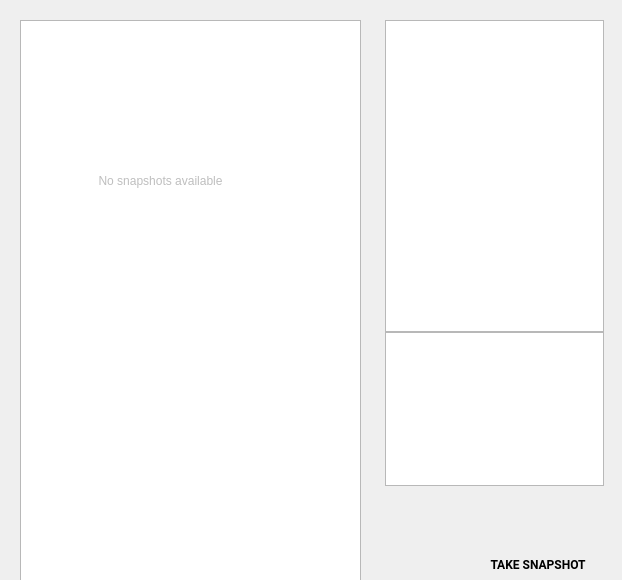
Old version of the form android/android-emu/android/skin/qt/extended-pages/snapshot-page.ui in the repository aosp-mirror/platform_external_qemu.
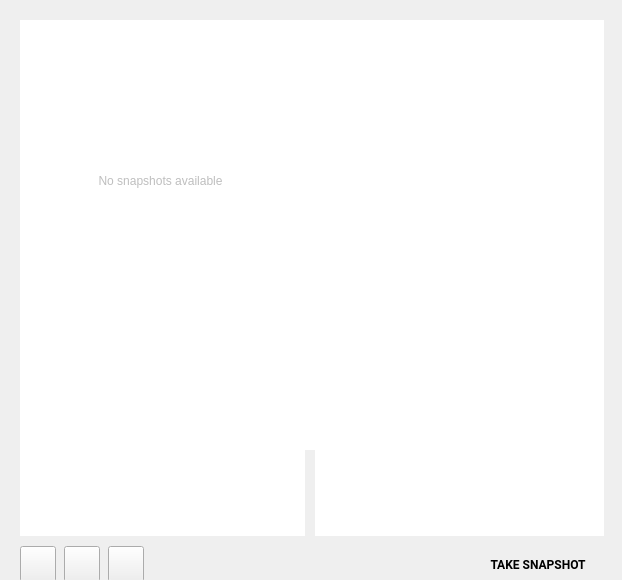
New version of the form. Icons and pictures are not drawn. Custom widgets are drawn as their Qt base class.

Commit message:
[UI] Update the look of the snapshot control page
Have the Snapshot extended-control page follow the mocks better.

Test: Visual

What changed in the file:
```diff
--- a/android/android-emu/android/skin/qt/extended-pages/snapshot-page.ui
+++ b/android/android-emu/android/skin/qt/extended-pages/snapshot-page.ui
@@ -18,8 +18,8 @@
     <rect>
      <x>20</x>
      <y>20</y>
-     <width>341</width>
-     <height>562</height>
+     <width>285</width>
+     <height>516</height>
     </rect>
    </property>
    <property name="maximumSize">
@@ -28,6 +28,9 @@
      <height>16777215</height>
     </size>
    </property>
+   <property name="frameShape">
+    <enum>QFrame::NoFrame</enum>
+   </property>
    <property name="columnCount">
     <number>2</number>
    </property>
@@ -39,24 +42,27 @@
    </attribute>
    <column>
     <property name="text">
-     <string>Name</string>
+     <string notr="true">1</string>
     </property>
    </column>
    <column>
     <property name="text">
-     <string/>
+     <string notr="true">2</string>
     </property>
    </column>
   </widget>
   <widget class="QTextEdit" name="selectionInfo">
    <property name="geometry">
     <rect>
-     <x>385</x>
-     <y>332</y>
-     <width>219</width>
-     <height>154</height>
+     <x>315</x>
+     <y>450</y>
+     <width>289</width>
+     <height>86</height>
     </rect>
    </property>
+   <property name="frameShape">
+    <enum>QFrame::NoFrame</enum>
+   </property>
    <property name="horizontalScrollBarPolicy">
     <enum>Qt::ScrollBarAlwaysOff</enum>
    </property>
@@ -102,12 +108,15 @@
   <widget class="QGraphicsView" name="preview">
    <property name="geometry">
     <rect>
-     <x>385</x>
+     <x>305</x>
      <y>20</y>
-     <width>219</width>
-     <height>312</height>
+     <width>299</width>
+     <height>430</height>
     </rect>
    </property>
+   <property name="frameShape">
+    <enum>QFrame::NoFrame</enum>
+   </property>
   </widget>
   <widget class="QLabel" name="noneAvailableLabel">
    <property name="enabled">
@@ -131,8 +140,8 @@
   <widget class="QPushButton" name="deleteSnapshot">
    <property name="geometry">
     <rect>
-     <x>568</x>
-     <y>500</y>
+     <x>108</x>
+     <y>546</y>
      <width>36</width>
      <height>36</height>
     </rect>
@@ -154,7 +163,7 @@
     </size>
    </property>
    <property name="flat">
-    <bool>true</bool>
+    <bool>false</bool>
    </property>
    <property name="themeIconName" stdset="0">
     <string>delete</string>
@@ -163,8 +172,8 @@
   <widget class="QPushButton" name="editSnapshot">
    <property name="geometry">
     <rect>
-     <x>524</x>
-     <y>500</y>
+     <x>64</x>
+     <y>546</y>
      <width>36</width>
      <height>36</height>
     </rect>
@@ -186,7 +195,7 @@
     </size>
    </property>
    <property name="flat">
-    <bool>true</bool>
+    <bool>false</bool>
    </property>
    <property name="themeIconName" stdset="0">
     <string>edit</string>
@@ -195,8 +204,8 @@
   <widget class="QPushButton" name="loadSnapshot">
    <property name="geometry">
     <rect>
-     <x>480</x>
-     <y>500</y>
+     <x>20</x>
+     <y>546</y>
      <width>36</width>
      <height>36</height>
     </rect>
@@ -218,12 +227,124 @@
     </size>
    </property>
    <property name="flat">
+    <bool>false</bool>
+   </property>
+   <property name="themeIconName" stdset="0">
+    <string>play_arrow</string>
+   </property>
+  </widget>
+  <widget class="QPushButton" name="enlargeInfoButton">
+   <property name="geometry">
+    <rect>
+     <x>568</x>
+     <y>450</y>
+     <width>36</width>
+     <height>36</height>
+    </rect>
+   </property>
+   <property name="toolTip">
+    <string extracomment="Delete snapshot"/>
+   </property>
+   <property name="accessibleDescription">
+    <string>Enlarge description area</string>
+   </property>
+   <property name="text">
+    <string/>
+   </property>
+   <property name="icon">
+    <iconset resource="../resources.qrc">
+     <normaloff>:/dark/arrow_up</normaloff>:/dark/arrow_up</iconset>
+   </property>
+   <property name="iconSize">
+    <size>
+     <width>20</width>
+     <height>20</height>
+    </size>
+   </property>
+   <property name="flat">
     <bool>true</bool>
    </property>
    <property name="themeIconName" stdset="0">
     <string>load_snapshot</string>
    </property>
   </widget>
+  <widget class="QPushButton" name="reduceInfoButton">
+   <property name="geometry">
+    <rect>
+     <x>568</x>
+     <y>20</y>
+     <width>36</width>
+     <height>36</height>
+    </rect>
+   </property>
+   <property name="toolTip">
+    <string extracomment="Delete snapshot"/>
+   </property>
+   <property name="accessibleDescription">
+    <string>Reduce description area</string>
+   </property>
+   <property name="text">
+    <string/>
+   </property>
+   <property name="icon">
+    <iconset resource="../resources.qrc">
+     <normaloff>:/dark/arrow_down</normaloff>:/dark/arrow_down</iconset>
+   </property>
+   <property name="iconSize">
+    <size>
+     <width>20</width>
+     <height>20</height>
+    </size>
+   </property>
+   <property name="flat">
+    <bool>true</bool>
+   </property>
+   <property name="themeIconName" stdset="0">
+    <string>arrow_down</string>
+   </property>
+  </widget>
+  <widget class="QTextEdit" name="bigSelectionInfo">
+   <property name="geometry">
+    <rect>
+     <x>315</x>
+     <y>20</y>
+     <width>289</width>
+     <height>516</height>
+    </rect>
+   </property>
+   <property name="frameShape">
+    <enum>QFrame::NoFrame</enum>
+   </property>
+   <property name="frameShadow">
+    <enum>QFrame::Plain</enum>
+   </property>
+   <property name="lineWidth">
+    <number>0</number>
+   </property>
+   <property name="horizontalScrollBarPolicy">
+    <enum>Qt::ScrollBarAlwaysOff</enum>
+   </property>
+   <property name="undoRedoEnabled">
+    <bool>false</bool>
+   </property>
+   <property name="lineWrapMode">
+    <enum>QTextEdit::WidgetWidth</enum>
+   </property>
+   <property name="readOnly">
+    <bool>true</bool>
+   </property>
+  </widget>
+  <zorder>bigSelectionInfo</zorder>
+  <zorder>snapshotDisplay</zorder>
+  <zorder>smallSelectionInfo</zorder>
+  <zorder>takeSnapshotButton</zorder>
+  <zorder>preview</zorder>
+  <zorder>noneAvailableLabel</zorder>
+  <zorder>deleteSnapshot</zorder>
+  <zorder>editSnapshot</zorder>
+  <zorder>loadSnapshot</zorder>
+  <zorder>enlargeInfoButton</zorder>
+  <zorder>reduceInfoButton</zorder>
  </widget>
  <customwidgets>
   <customwidget>
```
Left out of the diff: 27 changed lines with no effect on the pictures. The commit also changes 13 other files.
